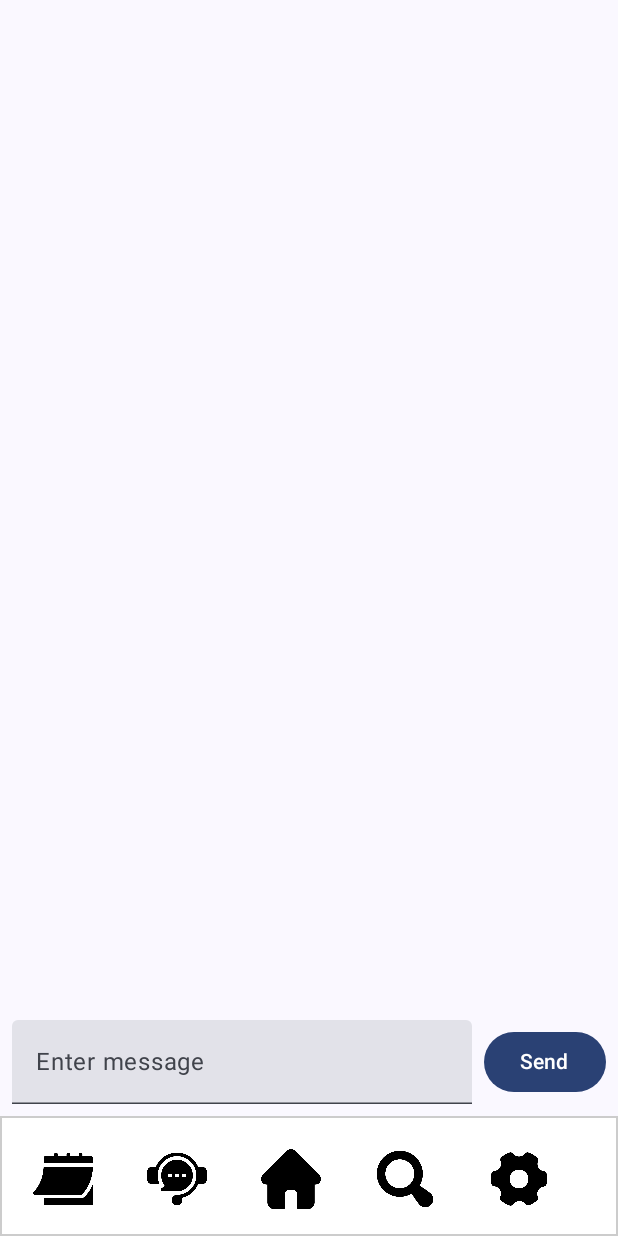
After one commit to Kuneosu/capstone_i_happy, an Android app built with Jetpack Compose: the ChatScreen screen opened through its navigation route, on a phone screen of 412 x 824 dp. The commit adds this screen. Run offline under Robolectric (Android 15) with nearby library versions, the phone set to English and light mode, and no system bars.

Commit message:
Add Screens(Chat, Cal, Search, Set) and Connect nav, Chat Screen 뼈대 작성

```diff
--- a/app/src/main/java/com/kks/proj_i_happy/MainActivity.kt
+++ b/app/src/main/java/com/kks/proj_i_happy/MainActivity.kt
@@ -1,19 +1,26 @@
 package com.kks.proj_i_happy
 
+import android.os.Build
 import android.os.Bundle
 import androidx.activity.ComponentActivity
 import androidx.activity.compose.setContent
+import androidx.annotation.RequiresApi
 import androidx.compose.runtime.Composable
 import androidx.navigation.compose.NavHost
 import androidx.navigation.compose.composable
 import androidx.navigation.compose.rememberNavController
+import com.kks.proj_i_happy.ui.screens.CalendarScreen
+import com.kks.proj_i_happy.ui.screens.ChatScreen
 import com.kks.proj_i_happy.ui.screens.HomeScreen
 import com.kks.proj_i_happy.ui.screens.LoginScreen
+import com.kks.proj_i_happy.ui.screens.SearchScreen
+import com.kks.proj_i_happy.ui.screens.SettingScreen
 import com.kks.proj_i_happy.ui.screens.SignupScreen
 import com.kks.proj_i_happy.ui.screens.WelcomeScreen
 import com.kks.proj_i_happy.ui.theme.Proj_i_happyTheme
 
 class MainActivity : ComponentActivity() {
+    @RequiresApi(Build.VERSION_CODES.O)
     override fun onCreate(savedInstanceState: Bundle?) {
         super.onCreate(savedInstanceState)
         setContent {
@@ -24,6 +31,7 @@ class MainActivity : ComponentActivity() {
     }
 }
 
+@RequiresApi(Build.VERSION_CODES.O)
 @Composable
 fun MainNavHost() {
     val navController = rememberNavController()
@@ -41,7 +49,19 @@ fun MainNavHost() {
             SignupScreen(navController)
         }
         composable(route = "home_screen") {
-            HomeScreen()
+            HomeScreen(navController)
+        }
+        composable(route = "chat_screen") {
+            ChatScreen(navController)
+        }
+        composable(route = "calendar_screen") {
+             CalendarScreen(navController)
+        }
+        composable(route = "search_screen") {
+             SearchScreen(navController)
+        }
+        composable(route = "setting_screen") {
+             SettingScreen(navController)
         }
     }
 }
--- /dev/null
+++ b/app/src/main/java/com/kks/proj_i_happy/ui/screens/ChatScreen.kt
@@ -0,0 +1,138 @@
+package com.kks.proj_i_happy.ui.screens
+
+import androidx.compose.foundation.background
+import androidx.compose.foundation.layout.Arrangement
+import androidx.compose.foundation.layout.Box
+import androidx.compose.foundation.layout.Column
+import androidx.compose.foundation.layout.Row
+import androidx.compose.foundation.layout.fillMaxSize
+import androidx.compose.foundation.layout.fillMaxWidth
+import androidx.compose.foundation.layout.padding
+import androidx.compose.foundation.lazy.LazyColumn
+import androidx.compose.foundation.lazy.items
+import androidx.compose.foundation.lazy.rememberLazyListState
+import androidx.compose.foundation.shape.RoundedCornerShape
+import androidx.compose.foundation.text.KeyboardActions
+import androidx.compose.foundation.text.KeyboardOptions
+import androidx.compose.material3.Button
+import androidx.compose.material3.Text
+import androidx.compose.material3.TextField
+import androidx.compose.runtime.Composable
+import androidx.compose.runtime.LaunchedEffect
+import androidx.compose.runtime.mutableStateListOf
+import androidx.compose.runtime.mutableStateOf
+import androidx.compose.runtime.remember
+import androidx.compose.runtime.rememberCoroutineScope
+import androidx.compose.ui.Alignment
+import androidx.compose.ui.Modifier
+import androidx.compose.ui.graphics.Color
+import androidx.compose.ui.text.input.ImeAction
+import androidx.compose.ui.unit.dp
+import androidx.navigation.NavController
+import com.kks.proj_i_happy.util.DefaultScreen
+import kotlinx.coroutines.launch
+
+@Composable
+fun ChatScreen(navController: NavController){
+    DefaultScreen(navController) {
+        ChatBody()
+    }
+}
+
+@Composable
+fun ChatBody() {
+    val messages = remember { mutableStateListOf<Pair<String, Boolean>>() }
+    val (text, setText) = remember { mutableStateOf("") }
+    val listState = rememberLazyListState()
+    val coroutineScope = rememberCoroutineScope()
+
+    LaunchedEffect(messages.size) {
+        if (messages.isNotEmpty()) {
+            coroutineScope.launch {
+                listState.animateScrollToItem(messages.size - 1)
+            }
+        }
+    }
+
+    Column(
+        modifier = Modifier.fillMaxSize(),
+        verticalArrangement = Arrangement.SpaceBetween
+    ) {
+        LazyColumn(
+            modifier = Modifier.weight(1f),
+            state = listState,
+            reverseLayout = false // 위에서 아래로 정렬
+        ) {
+            items(messages) { (message, isUserMessage) ->
+                ChatMessage(message = message, isUserMessage = isUserMessage)
+            }
+        }
+        Row(
+            modifier = Modifier
+                .padding(8.dp)
+                .fillMaxWidth(),
+            verticalAlignment = Alignment.CenterVertically
+        ) {
+            TextField(
+                value = text,
+                onValueChange = setText,
+                modifier = Modifier.weight(1f),
+                placeholder = { Text("Enter message") },
+                keyboardOptions = KeyboardOptions.Default.copy(
+                    imeAction = ImeAction.Send
+                ),
+                keyboardActions = KeyboardActions(
+                    onSend = {
+                        if (text.isNotEmpty()) {
+                            messages.add(Pair("You: $text", true))
+                            messages.add(Pair("Bot: ${getResponse(text)}", false))
+                            setText("")
+                        }
+                    }
+                )
+            )
+            Button(
+                onClick = {
+                    if (text.isNotEmpty()) {
+                        messages.add(Pair("You: $text", true))
+                        messages.add(Pair("Bot: ${getResponse(text)}", false))
+                        setText("")
+                    }
+                },
+                modifier = Modifier.padding(start = 8.dp)
+            ) {
+                Text("Send")
+            }
+        }
+    }
+}
+
+@Composable
+fun ChatMessage(message: String, isUserMessage: Boolean) {
+    Row(
+        modifier = Modifier
+            .fillMaxWidth()
+            .padding(8.dp),
+        horizontalArrangement = if (isUserMessage) Arrangement.End else Arrangement.Start
+    ) {
+        Box(
+            modifier = Modifier
+                .background(
+                    color = if (isUserMessage) Color(0xFFDCF8C6) else Color(0xFFFFFFFF),
+                    shape = RoundedCornerShape(16.dp)
+                )
+                .padding(12.dp)
+        ) {
+            Text(text = message)
+        }
+    }
+}
+
+fun getResponse(message: String): String {
+    // 간단한 정해진 답변 예시
+    return when {
+        message.contains("hello", ignoreCase = true) -> "Hi there!"
+        message.contains("how are you", ignoreCase = true) -> "I'm good, thank you!"
+        else -> "I don't understand."
+    }
+}
--- /dev/null
+++ b/app/src/main/java/com/kks/proj_i_happy/util/DefaultScreen.kt
@@ -0,0 +1,74 @@
+package com.kks.proj_i_happy.util
+
+import android.widget.Toast
+import androidx.compose.foundation.Image
+import androidx.compose.foundation.border
+import androidx.compose.foundation.clickable
+import androidx.compose.foundation.layout.fillMaxHeight
+import androidx.compose.foundation.layout.fillMaxSize
+import androidx.compose.foundation.layout.padding
+import androidx.compose.material3.BottomAppBar
+import androidx.compose.material3.Scaffold
+import androidx.compose.material3.Surface
+import androidx.compose.runtime.Composable
+import androidx.compose.ui.Modifier
+import androidx.compose.ui.graphics.Color
+import androidx.compose.ui.platform.LocalContext
+import androidx.compose.ui.res.painterResource
+import androidx.compose.ui.unit.dp
+import androidx.navigation.NavController
+import com.kks.proj_i_happy.R
+
+@Composable
+fun DefaultScreen(navController: NavController, body: @Composable () -> Unit) {
+    Scaffold(
+        bottomBar = {
+            CustomBottomAppBar(navController)
+        }
+    ) {
+        Surface(
+            modifier = Modifier
+                .fillMaxSize()
+                .padding(it)
+        ) {
+            body()
+        }
+    }
+}
+
+@Composable
+fun CustomBottomAppBar(navController: NavController) {
+    val context = LocalContext.current
+    BottomAppBar(
+        containerColor = Color.White,
+        modifier = Modifier.border(1.dp, Color.LightGray)
+    ) {
+        BottomAppBarIcon(imageId = R.drawable.calendar, description = "calendar") {
+            navController.navigate("calendar_screen")
+        }
+        BottomAppBarIcon(imageId = R.drawable.chat) {
+            navController.navigate("chat_screen")
+        }
+        BottomAppBarIcon(imageId = R.drawable.home) {
+            navController.navigate("home_screen")
+        }
+        BottomAppBarIcon(imageId = R.drawable.search) {
+            navController.navigate("search_screen")
+        }
+        BottomAppBarIcon(imageId = R.drawable.setting) {
+            navController.navigate("setting_screen")
+        }
+    }
+}
+
+@Composable
+fun BottomAppBarIcon(imageId: Int, description: String? = null, clickEvent: () -> Unit) {
+    Image(
+        painter = painterResource(id = imageId),
+        contentDescription = description,
+        modifier = Modifier
+            .fillMaxHeight()
+            .padding(18.dp)
+            .clickable { clickEvent() }
+    )
+}
```
Also changed, not shown: app/src/main/java/com/kks/proj_i_happy/ui/screens/CalendarScreen.kt (added, +18 -0 lines), app/src/main/java/com/kks/proj_i_happy/ui/screens/HomeScreen.kt (+11 -40 lines), app/src/main/java/com/kks/proj_i_happy/ui/screens/SearchScreen.kt (added, +18 -0 lines), app/src/main/java/com/kks/proj_i_happy/ui/screens/SettingScreen.kt (added, +18 -0 lines).
